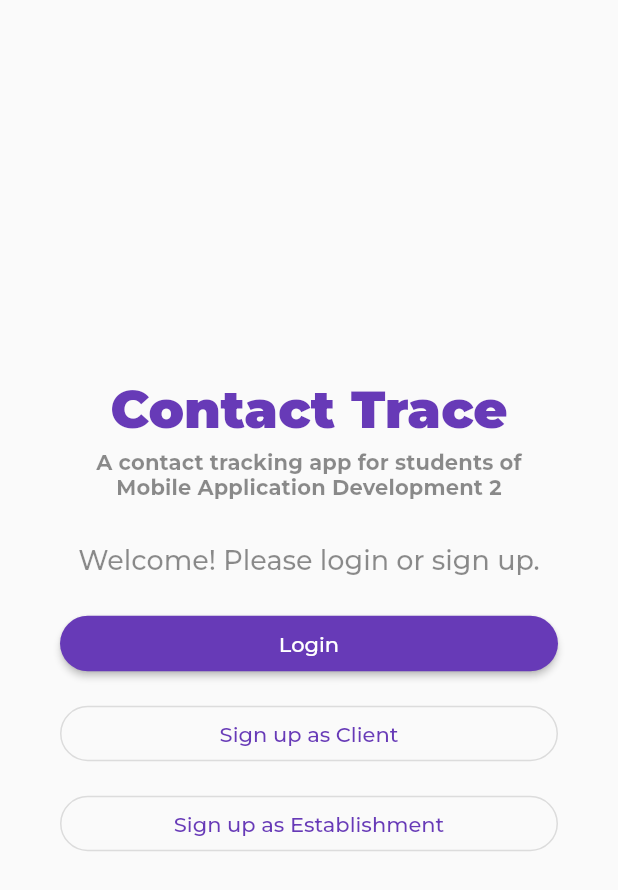
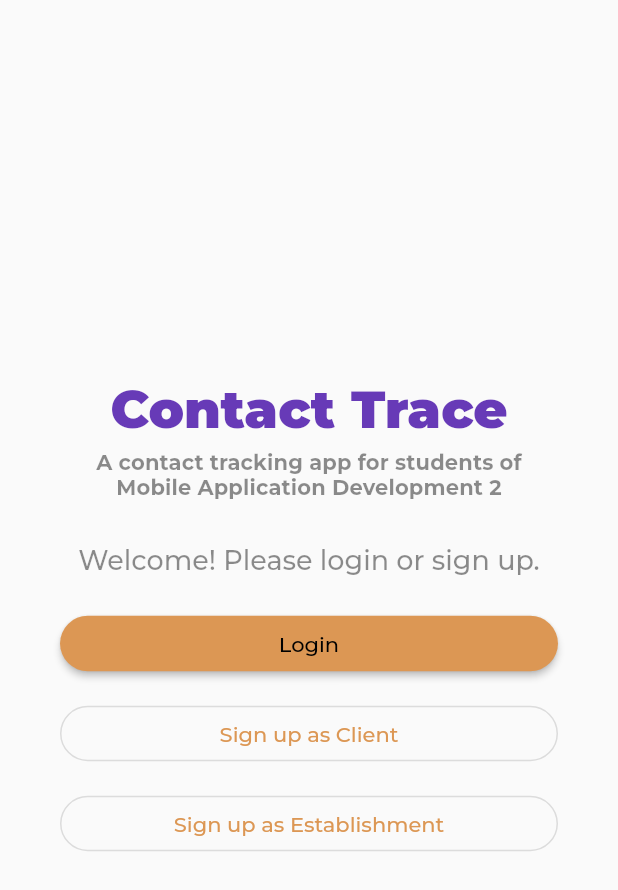
Before and after one commit to dickslomibao/contact_tracing, a Flutter app: the screen it shows after launch, on a phone screen of 412 x 824 dp. Shown: the top 890 px of the screen. Run offline on Flutter 3.47's test engine with Material 2 defaults, Android fonts, the phone set to English and light mode, and no system bars; our stand-ins replace firebase_auth, firebase_core, flutter_easyloading, google_fonts; accounts and stored records are empty.

Commit message:
added primary color

```diff
--- a/lib/constant/style.dart
+++ b/lib/constant/style.dart
@@ -1,5 +1,22 @@
- import 'package:flutter/material.dart';
+import 'package:flutter/material.dart';
 
 final roundedBtn = RoundedRectangleBorder(
-    borderRadius: BorderRadius.circular(20),
-  );
+  borderRadius: BorderRadius.circular(20),
+);
+const mainColor = Color(0xffDC9754);
+
+MaterialColor primaryColor = const MaterialColor(
+  0xffDC9754,
+  <int, Color>{
+    50: mainColor,
+    100: mainColor,
+    200: mainColor,
+    300: mainColor,
+    400: mainColor,
+    500: mainColor,
+    600: mainColor,
+    700: mainColor,
+    800: mainColor,
+    900: mainColor,
+  },
+);
--- a/lib/main.dart
+++ b/lib/main.dart
@@ -1,3 +1,4 @@
+import 'package:contact_tracing/constant/style.dart';
 import 'package:contact_tracing/firebase_options.dart';
 import 'package:contact_tracing/view/screens/home.dart';
 import 'package:contact_tracing/view/screens/user_login.dart';
@@ -22,7 +23,7 @@ class MyApp extends StatelessWidget {
       debugShowCheckedModeBanner: false,
       theme: ThemeData(
         fontFamily: GoogleFonts.montserrat().fontFamily,
-        primarySwatch: Colors.deepPurple,
+        primarySwatch: primaryColor,
         textTheme: const TextTheme(
           titleMedium: TextStyle(
             fontSize: 35,
```
